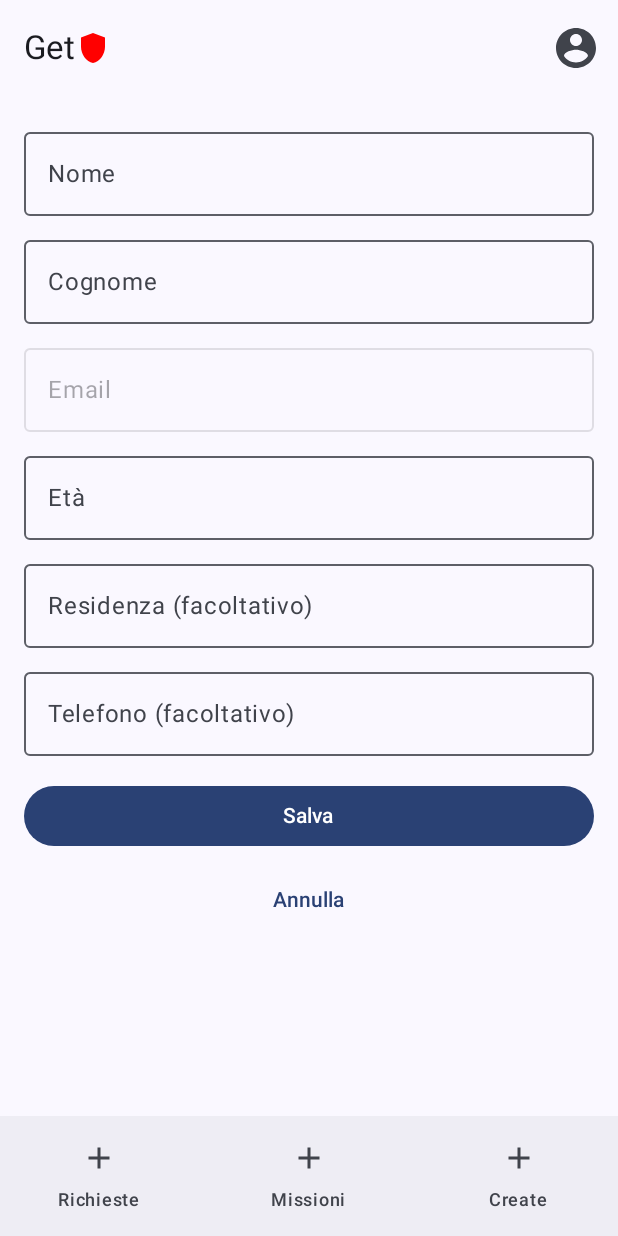
After one commit to MattiaRocchi/GetRescued, an Android app built with Jetpack Compose: the ChangeProfileScreen screen opened through its navigation route, on a phone screen of 412 x 824 dp. The commit adds this screen. Run offline under Robolectric (Android 15) with nearby library versions, the phone set to English and light mode, and no system bars; our stand-ins replace Room's generated code.

Commit message:
Added Change Profile Screen and viewmodel stillwork in progress

```diff
--- a/app/src/main/java/com/example/myapplication/AppModule.kt
+++ b/app/src/main/java/com/example/myapplication/AppModule.kt
@@ -9,6 +9,8 @@ import com.example.myapplication.data.repositories.SettingsRepository
 import com.example.myapplication.data.repositories.TitleBadgeRepository
 import com.example.myapplication.data.repositories.UserDaoRepository
 import com.example.myapplication.ui.addrequest.AddRequestViewModel
+import com.example.myapplication.ui.changeProfile.ChangeProfileScreen
+import com.example.myapplication.ui.changeProfile.ChangeProfileViewModel
 import com.example.myapplication.ui.inforequest.InfoRequestViewModel
 import com.example.myapplication.ui.login.LoginViewModel
 import com.example.myapplication.ui.profile.ProfileViewModel
@@ -71,4 +73,5 @@ val appModule = module {
     viewModel { RequestsViewModel(get()) }   // RequestDaoRepository
     viewModel { InfoRequestViewModel(get(), get()) }
     viewModel { ProfileViewModel(get(), get(), get()) }
+    viewModel { ChangeProfileViewModel(get(), get()) }
 }
--- a/app/src/main/java/com/example/myapplication/data/database/DAOs.kt
+++ b/app/src/main/java/com/example/myapplication/data/database/DAOs.kt
@@ -25,7 +25,9 @@ interface UserDao {
     @Query("SELECT * FROM User WHERE email = :email")
     suspend fun findEmail(email: String): User?
     @Update
-    suspend fun update(user: User)
+    suspend fun updateUser(user: User)
+    @Update
+    suspend fun updateUserInfo(userInfo: UserInfo)
 
     @Insert(onConflict = OnConflictStrategy.ABORT)
     suspend fun insert(user: User): Long // Ritorna l'ID generato
@@ -52,6 +54,11 @@ interface UserDao {
     @Query("UPDATE UserInfo SET profileFoto = :newFotoUri WHERE id = :id")
     suspend fun updateProfPic(id: Int, newFotoUri: String): Int
 
+    @Query("SELECT u.phoneNumber FROM User u WHERE id = :userId")
+    suspend fun getUserPhoneNumber(userId: Int): String?
+
+    @Query("SELECT u.created_at FROM User u WHERE id = :userId")
+    suspend fun getUserCreation(userId: Int): Long
 }
 
 @Dao
--- a/app/src/main/java/com/example/myapplication/ui/Navigation.kt
+++ b/app/src/main/java/com/example/myapplication/ui/Navigation.kt
@@ -13,6 +13,8 @@ import com.example.myapplication.data.database.AppDatabase
 
 import com.example.myapplication.ui.addrequest.AddRequestScreen
 import com.example.myapplication.ui.addrequest.AddRequestViewModel
+import com.example.myapplication.ui.changeProfile.ChangeProfileScreen
+import com.example.myapplication.ui.changeProfile.ChangeProfileViewModel
 import com.example.myapplication.ui.inforequest.InfoRequestScreen
 import com.example.myapplication.ui.login.LoginScreen
 import com.example.myapplication.ui.login.LoginViewModel
@@ -35,15 +37,15 @@ sealed interface GetRescuedRoute {
     @Serializable
     data object Registration : GetRescuedRoute
 
-    //TODO schermata di titolo
-    @Serializable
-    data object Title : GetRescuedRoute
 
     @Serializable
     data class InfoRequest(val requestId: Int) : GetRescuedRoute
 
     @Serializable
     data object Requests : GetRescuedRoute
+
+    @Serializable
+    data object ChangeProfile : GetRescuedRoute
 
     @Serializable
     data object Missions : GetRescuedRoute
@@ -80,6 +82,10 @@ fun GetRescuedNavGraph(
         composable<GetRescuedRoute.Profile> {
             val viewModel: ProfileViewModel = koinViewModel()
             ProfileScreen(navController, viewModel)
+        }
+        composable<GetRescuedRoute.ChangeProfile> {
+            val viewModel: ChangeProfileViewModel = koinViewModel()
+            ChangeProfileScreen(navController, viewModel)
         }
         composable<GetRescuedRoute.Requests> {
             val context = LocalContext.current
--- /dev/null
+++ b/app/src/main/java/com/example/myapplication/ui/changeProfile/ChangeProfileScreen.kt
@@ -0,0 +1,149 @@
+package com.example.myapplication.ui.changeProfile
+
+import androidx.compose.foundation.layout.*
+import androidx.compose.foundation.rememberScrollState
+import androidx.compose.foundation.text.KeyboardOptions
+import androidx.compose.foundation.verticalScroll
+import androidx.compose.material.icons.Icons
+import androidx.compose.material.icons.filled.ArrowBack
+import androidx.compose.material3.*
+import androidx.compose.runtime.*
+import androidx.compose.ui.Alignment
+import androidx.compose.ui.Modifier
+import androidx.compose.ui.text.input.KeyboardType
+import androidx.compose.ui.unit.dp
+import androidx.navigation.NavHostController
+import kotlinx.coroutines.launch
+
+@Composable
+fun ChangeProfileScreen(
+    navController: NavHostController,
+    viewModel: ChangeProfileViewModel
+) {
+    val scope = rememberCoroutineScope()
+    val snackbarHostState = remember { SnackbarHostState() }
+
+    // bind ai campi del VM
+    val name by remember { derivedStateOf { viewModel.name } }
+    val surname by remember { derivedStateOf { viewModel.surname } }
+    val email by remember { derivedStateOf { viewModel.email } }
+    val ageText by remember { derivedStateOf { viewModel.ageText } }
+    val habitation by remember { derivedStateOf { viewModel.habitation } }
+    val phoneNumber by remember { derivedStateOf { viewModel.phoneNumber } }
+
+    val isLoading by remember { derivedStateOf { viewModel.isLoading } }
+    val isSaving by remember { derivedStateOf { viewModel.isSaving } }
+
+    Scaffold(
+        snackbarHost = { SnackbarHost(snackbarHostState) }
+    ) { padding ->
+        if (isLoading) {
+            Box(modifier = Modifier.fillMaxSize().padding(padding), contentAlignment = Alignment.Center) {
+                CircularProgressIndicator()
+            }
+            return@Scaffold
+        }
+
+        Column(
+            modifier = Modifier
+                .fillMaxSize()
+                .padding(16.dp)
+                .padding(padding)
+                .verticalScroll(rememberScrollState()),
+            horizontalAlignment = Alignment.CenterHorizontally
+        ) {
+            OutlinedTextField(
+                value = name,
+                onValueChange = { viewModel.name = it },
+                label = { Text("Nome") },
+                modifier = Modifier.fillMaxWidth()
+            )
+
+            Spacer(Modifier.height(8.dp))
+
+            OutlinedTextField(
+                value = surname,
+                onValueChange = { viewModel.surname = it },
+                label = { Text("Cognome") },
+                modifier = Modifier.fillMaxWidth()
+            )
+
+            Spacer(Modifier.height(8.dp))
+
+            OutlinedTextField(
+                value = email,
+                onValueChange = { viewModel.email = it },
+                label = { Text("Email") },
+                modifier = Modifier.fillMaxWidth(),
+                singleLine = true,
+                enabled = false // se non vuoi permettere la modifica metti false
+            )
+
+            Spacer(Modifier.height(8.dp))
+
+            OutlinedTextField(
+                value = ageText,
+                onValueChange = { viewModel.ageText = it },
+                label = { Text("Età") },
+                keyboardOptions = KeyboardOptions(keyboardType = KeyboardType.Number),
+                modifier = Modifier.fillMaxWidth()
+            )
+
+            Spacer(Modifier.height(8.dp))
+
+            OutlinedTextField(
+                value = habitation ?: "",
+                onValueChange = { viewModel.habitation = it },
+                label = { Text("Residenza (facoltativo)") },
+                modifier = Modifier.fillMaxWidth()
+            )
+
+            Spacer(Modifier.height(8.dp))
+
+            OutlinedTextField(
+                value = phoneNumber ?: "",
+                onValueChange = { viewModel.phoneNumber = it },
+                label = { Text("Telefono (facoltativo)") },
+                modifier = Modifier.fillMaxWidth(),
+                keyboardOptions = KeyboardOptions(keyboardType = KeyboardType.Phone)
+            )
+
+            Spacer(Modifier.height(16.dp))
+
+            Button(
+                onClick = {
+                    viewModel.updateProfile(
+                        onSuccess = {
+                            scope.launch {
+                                snackbarHostState.showSnackbar("Profilo aggiornato")
+                                // torna alla schermata profilo
+                                navController.popBackStack()
+                            }
+                        },
+                        onError = { msg ->
+                            scope.launch {
+                                snackbarHostState.showSnackbar(msg)
+                            }
+                        }
+                    )
+                },
+                enabled = !isSaving,
+                modifier = Modifier.fillMaxWidth()
+            ) {
+                if (isSaving) {
+                    CircularProgressIndicator(modifier = Modifier.size(20.dp), strokeWidth = 2.dp)
+                    Spacer(Modifier.width(8.dp))
+                    Text("Salvataggio...")
+                } else {
+                    Text("Salva")
+                }
+            }
+
+            Spacer(Modifier.height(8.dp))
+
+            TextButton(onClick = { navController.popBackStack() }) {
+                Text("Annulla")
+            }
+        }
+    }
+}
--- /dev/null
+++ b/app/src/main/java/com/example/myapplication/ui/changeProfile/ChangeProfileViewModel.kt
@@ -0,0 +1,119 @@
+package com.example.myapplication.ui.changeProfile
+
+import androidx.compose.runtime.getValue
+import androidx.compose.runtime.mutableStateOf
+import androidx.compose.runtime.setValue
+import androidx.lifecycle.ViewModel
+import androidx.lifecycle.viewModelScope
+import com.example.myapplication.data.database.User
+import com.example.myapplication.data.repositories.SettingsRepository
+import com.example.myapplication.data.repositories.UserDaoRepository
+import kotlinx.coroutines.flow.SharingStarted
+import kotlinx.coroutines.flow.first
+import kotlinx.coroutines.flow.stateIn
+import kotlinx.coroutines.launch
+
+class ChangeProfileViewModel(
+    private val userDaoRepository: UserDaoRepository,
+    private val settingsRepository: SettingsRepository
+) : ViewModel() {
+
+    val userId = settingsRepository.userIdFlow
+        .stateIn(viewModelScope, SharingStarted.WhileSubscribed(5000), -1)
+
+    // campi di input per la UI
+    var name by mutableStateOf("")
+    var surname by mutableStateOf("")
+    var email by mutableStateOf("")
+    var ageText by mutableStateOf("")
+    var habitation by mutableStateOf<String?>(null)
+    var phoneNumber by mutableStateOf<String?>(null)
+
+    // stato
+    var isLoading by mutableStateOf(true)
+        private set
+    var isSaving by mutableStateOf(false)
+        private set
+
+    // tieni una copia dell'user originale per non perdere campi non mostrati/modificati
+    private var originalUser: User? = null
+
+    init {
+        viewModelScope.launch { loadCurrentUser() }
+    }
+
+    private suspend fun loadCurrentUser() {
+        isLoading = true
+        try {
+            val id = userId.first()
+            if (id != -1) {
+                val u = userDaoRepository.getById(id) // deve restituire User?
+                u?.let { user ->
+                    originalUser = user
+                    name = user.name
+                    surname = user.surname
+                    email = user.email
+                    ageText = user.age.toString()
+                    habitation = user.habitation
+                    phoneNumber = user.phoneNumber
+                }
+            }
+        } catch (e: Exception) {
+            e.printStackTrace()
+        } finally {
+            isLoading = false
+        }
+    }
+
+    fun updateProfile(onSuccess: () -> Unit, onError: (String) -> Unit) {
+        viewModelScope.launch {
+            val id = userId.value
+            if (id == -1) {
+                onError("Utente non loggato")
+                return@launch
+            }
+
+            if (name.isBlank()) { onError("Inserisci il nome"); return@launch }
+            if (surname.isBlank()) { onError("Inserisci il cognome"); return@launch }
+            val age = ageText.toIntOrNull()
+            if (age == null || age <= 0) { onError("Inserisci un'età valida"); return@launch }
+
+            // evita sovrascritture: prendi password/createdAt dall'originalUser se esiste
+            val orig = originalUser
+            if (orig == null) {
+                onError("Impossibile leggere i dati utente")
+                return@launch
+            }
+
+            isSaving = true
+            try {
+                val updatedUser = User(
+                    id = orig.id,
+                    name = name.trim(),
+                    surname = surname.trim(),
+                    email = email.trim(),
+                    password = orig.password,          // mantieni la password se non la modifichi qui
+                    age = age,
+                    habitation = habitation?.trim(),
+                    phoneNumber = phoneNumber?.trim(),
+                    createdAt = orig.createdAt         // mantieni createdAt
+                )
+
+                // il tuo repository ha un updateUser(user) — lo chiamiamo
+                userDaoRepository.updateUser(updatedUser)
+
+                // ricarica l'originalUser (opzionale)
+                originalUser = updatedUser
+                loadCurrentUser()
+
+                onSuccess()
+            } catch (e: Exception) {
+                e.printStackTrace()
+                // se Room lancia SQLiteConstraintException per email unique -> catturalo e traduci messaggio
+                onError(e.message ?: "Errore durante il salvataggio")
+            } finally {
+                isSaving = false
+            }
+        }
+    }
+}
--- a/app/src/main/java/com/example/myapplication/ui/registration/RegistrationScreen.kt
+++ b/app/src/main/java/com/example/myapplication/ui/registration/RegistrationScreen.kt
@@ -141,7 +141,7 @@ fun RegistrationScreen(
 
             // 🔹 ETÀ
             OutlinedTextField(
-                value = viewModel.age?.toString() ?: "",
+                value = viewModel.age.toString(),
                 onValueChange = {
                     viewModel.onAgeChange(it)
                     ageError = it.toIntOrNull()?.let { n -> n <= 0 } ?: true
```
Also changed, not shown: app/src/main/java/com/example/myapplication/data/repositories/UserDaoRepository.kt (+14 -1 lines), app/src/main/java/com/example/myapplication/ui/profile/ProfileScreen.kt (+37 -19 lines), app/src/main/java/com/example/myapplication/ui/profile/ProfileViewModel.kt (+31 -52 lines), app/src/main/java/com/example/myapplication/ui/profile/TitleChoose.kt (+13 -1 lines), app/src/main/res/raw/titles.json (+17 -17 lines).
